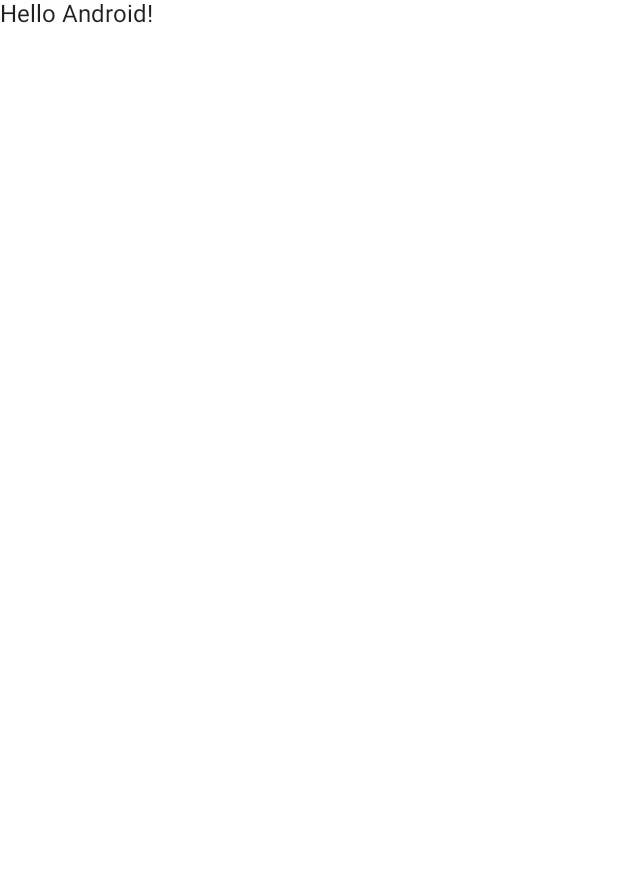
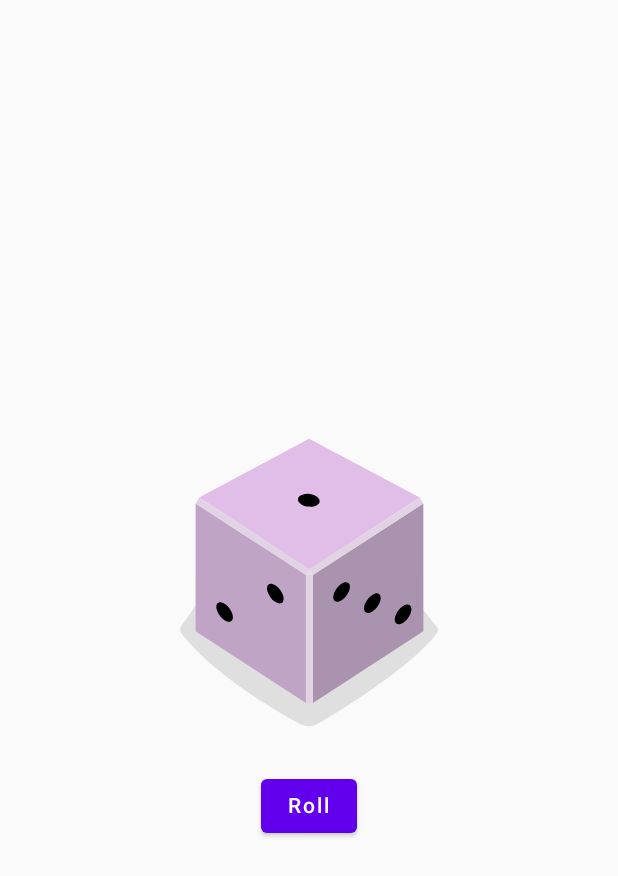
Before and after one commit to YuichiYH/Android_exercises, an Android app built with Jetpack Compose: the screen it shows after launch (MainActivity), on a phone screen of 412 x 824 dp. Before the commit the part shown is almost empty. Shown: the top 876 px of the screen. Run offline under Robolectric (Android 15) with nearby library versions, the light colour scheme and no system bars.

Commit message:
App Made

```diff
--- a/app/src/main/java/com/example/android_exercises/MainActivity.kt
+++ b/app/src/main/java/com/example/android_exercises/MainActivity.kt
@@ -3,12 +3,20 @@
 import android.os.Bundle
 import androidx.activity.ComponentActivity
 import androidx.activity.compose.setContent
+import androidx.compose.foundation.Image
+import androidx.compose.foundation.layout.Column
 import androidx.compose.foundation.layout.fillMaxSize
+import androidx.compose.foundation.layout.wrapContentSize
+import androidx.compose.foundation.layout.wrapContentWidth
+import androidx.compose.material.Button
 import androidx.compose.material.MaterialTheme
 import androidx.compose.material.Surface
 import androidx.compose.material.Text
-import androidx.compose.runtime.Composable
+import androidx.compose.runtime.*
+import androidx.compose.ui.Alignment
 import androidx.compose.ui.Modifier
+import androidx.compose.ui.res.painterResource
+import androidx.compose.ui.res.stringResource
 import androidx.compose.ui.tooling.preview.Preview
 import com.example.android_exercises.ui.theme.Android_exercisesTheme
 
@@ -17,27 +25,45 @@
         super.onCreate(savedInstanceState)
         setContent {
             Android_exercisesTheme {
-                // A surface container using the 'background' color from the theme
-                Surface(
-                    modifier = Modifier.fillMaxSize(),
-                    color = MaterialTheme.colors.background
-                ) {
-                    Greeting("Android")
-                }
+                DiceRollerApp()
             }
         }
     }
 }
 
+@Preview
 @Composable
-fun Greeting(name: String) {
-    Text(text = "Hello $name!")
+fun DiceRollerApp() {
+    DiceWithButtonAndImage(modifier = Modifier
+        .fillMaxSize()
+        .wrapContentSize(Alignment.Center)
+    )
+
 }
 
-@Preview(showBackground = true)
 @Composable
-fun DefaultPreview() {
-    Android_exercisesTheme {
-        Greeting("Android")
+fun DiceWithButtonAndImage(modifier: Modifier = Modifier){
+    var result: Int by remember {
+        mutableStateOf(1)
+    }
+    var dice = when(result){
+        1 -> R.drawable.dice_1
+        2 -> R.drawable.dice_2
+        3 -> R.drawable.dice_3
+        4 -> R.drawable.dice_4
+        5 -> R.drawable.dice_5
+        else -> R.drawable.dice_6
+    }
+    Column(
+        modifier = modifier,
+        horizontalAlignment = Alignment.CenterHorizontally
+    ) {
+        Image(painter = painterResource(id = dice),
+            contentDescription = result.toString())
+        Button(onClick = {
+            result = (1..6).random()
+        }) {
+            Text(text = stringResource(id = R.string.roll))
+        }
     }
 }
--- /dev/null
+++ b/app/src/main/res/drawable/dice_1.xml
@@ -0,0 +1,66 @@
+<!--
+  ~ Copyright 2022, The Android Open Source Project
+  ~
+  ~ Licensed under the Apache License, Version 2.0 (the "License");
+  ~ you may not use this file except in compliance with the License.
+  ~ You may obtain a copy of the License at
+  ~
+  ~     http://www.apache.org/licenses/LICENSE-2.0
+  ~
+  ~ Unless required by applicable law or agreed to in writing, software
+  ~ distributed under the License is distributed on an "AS IS" BASIS,
+  ~ WITHOUT WARRANTIES OR CONDITIONS OF ANY KIND, either express or implied.
+  ~ See the License for the specific language governing permissions and
+  ~ limitations under the License.
+  -->
+
+<vector xmlns:android="http://schemas.android.com/apk/res/android"
+    android:width="200dp"
+    android:height="250dp"
+    android:viewportWidth="800"
+    android:viewportHeight="1000">
+    <path
+        android:fillAlpha="0.5"
+        android:fillColor="#C5C4C4"
+        android:pathData="M740.8,635.42c-68.27,90.47 -249.77,201.76 -316,240.63a50.7,50.7 0,0 1,-49.93 0.81c-64.19,-35 -234.09,-133.88 -315.65,-242a14.69,14.69 0,0 1,-0.12 -17.49c77.58,-106.29 159.67,-258.89 341.06,-258.89 182,0 242.19,139.08 340.27,258.88A14.62,14.62 0,0 1,740.8 635.42Z"
+        android:strokeAlpha="0.5" />
+    <path
+        android:fillColor="#AA93AE"
+        android:pathData="M704.9,630l-294.29,191.06l0,-340.85l294.29,-191.06l0,340.85z" />
+    <path
+        android:fillColor="#C0A4C5"
+        android:pathData="M97.59,630l294.29,191.06l0,-340.85l-294.29,-191.06l0,340.85z" />
+    <path
+        android:fillColor="#E1BEE7"
+        android:pathData="M400.14,464.73l-293.19,-191.45l293.19,-156.31l295.39,156.31l-295.39,191.45z" />
+    <path
+        android:fillColor="#E2D3E4"
+        android:pathData="M106.95,273.28l-9.36,15.87l294.29,191.06l8.26,-15.48l-293.19,-191.45z" />
+    <path
+        android:fillColor="#E2D3E4"
+        android:pathData="M695.53,273.28l9.37,15.87l-294.29,191.06l-10.47,-15.48l295.39,-191.45z" />
+    <path
+        android:fillColor="#E2D3E4"
+        android:pathData="M391.88,480.21h18.73v340.85h-18.73z" />
+    <path
+        android:fillColor="#E7DCE8"
+        android:pathData="M400.14,464.73l-8.26,15.48l18.73,0l-10.47,-15.48z" />
+    <path
+        android:fillColor="#000000"
+        android:pathData="M397.45,297.62a16.9,28.71 97.07,1 0,4.16 -33.54a16.9,28.71 97.07,1 0,-4.16 33.54z" />
+    <path
+        android:fillColor="#000000"
+        android:pathData="M297.17,539.02a30.12,16.11 53.82,1 0,26.01 -19.02a30.12,16.11 53.82,1 0,-26.01 19.02z" />
+    <path
+        android:fillColor="#000000"
+        android:pathData="M161.96,588.24a30.12,16.11 53.82,1 0,26.01 -19.02a30.12,16.11 53.82,1 0,-26.01 19.02z" />
+    <path
+        android:fillColor="#000000"
+        android:pathData="M551.15,579.45a30.12,16.11 126.18,1 0,35.56 -48.62a30.12,16.11 126.18,1 0,-35.56 48.62z" />
+    <path
+        android:fillColor="#000000"
+        android:pathData="M469.12,549.58a30.12,16.11 126.18,1 0,35.56 -48.62a30.12,16.11 126.18,1 0,-35.56 48.62z" />
+    <path
+        android:fillColor="#000000"
+        android:pathData="M633.17,609.29a30.12,16.11 126.18,1 0,35.56 -48.62a30.12,16.11 126.18,1 0,-35.56 48.62z" />
+</vector>
--- /dev/null
+++ b/app/src/main/res/drawable/dice_2.xml
@@ -0,0 +1,66 @@
+<!--
+  ~ Copyright 2022, The Android Open Source Project
+  ~
+  ~ Licensed under the Apache License, Version 2.0 (the "License");
+  ~ you may not use this file except in compliance with the License.
+  ~ You may obtain a copy of the License at
+  ~
+  ~     http://www.apache.org/licenses/LICENSE-2.0
+  ~
+  ~ Unless required by applicable law or agreed to in writing, software
+  ~ distributed under the License is distributed on an "AS IS" BASIS,
+  ~ WITHOUT WARRANTIES OR CONDITIONS OF ANY KIND, either express or implied.
+  ~ See the License for the specific language governing permissions and
+  ~ limitations under the License.
+  -->
+
+<vector xmlns:android="http://schemas.android.com/apk/res/android"
+    android:width="200dp"
+    android:height="250dp"
+    android:viewportWidth="800"
+    android:viewportHeight="1000">
+    <path
+        android:fillAlpha="0.5"
+        android:fillColor="#C5C4C4"
+        android:pathData="M740.8,635.42c-68.27,90.47 -249.77,201.76 -316,240.63a50.7,50.7 0,0 1,-49.93 0.81c-64.19,-35 -234.09,-133.88 -315.65,-242a14.69,14.69 0,0 1,-0.12 -17.49c77.58,-106.29 159.67,-258.89 341.06,-258.89 182,0 242.19,139.08 340.27,258.88A14.62,14.62 0,0 1,740.8 635.42Z"
+        android:strokeAlpha="0.5" />
+    <path
+        android:fillColor="#AA93AE"
+        android:pathData="M704.9,630l-294.29,191.06l0,-340.85l294.29,-191.06l0,340.85z" />
+    <path
+        android:fillColor="#C0A4C5"
+        android:pathData="M97.59,630l294.29,191.06l0,-340.85l-294.29,-191.06l0,340.85z" />
+    <path
+        android:fillColor="#E1BEE7"
+        android:pathData="M400.14,464.73l-293.19,-191.45l293.19,-156.31l295.39,156.31l-295.39,191.45z" />
+    <path
+        android:fillColor="#E2D3E4"
+        android:pathData="M106.95,273.28l-9.36,15.87l294.29,191.06l8.26,-15.48l-293.19,-191.45z" />
+    <path
+        android:fillColor="#E2D3E4"
+        android:pathData="M695.53,273.28l9.37,15.87l-294.29,191.06l-10.47,-15.48l295.39,-191.45z" />
+    <path
+        android:fillColor="#E2D3E4"
+        android:pathData="M391.88,480.21h18.73v340.85h-18.73z" />
+    <path
+        android:fillColor="#E7DCE8"
+        android:pathData="M400.14,464.73l-8.26,15.48l18.73,0l-10.47,-15.48z" />
+    <path
+        android:fillColor="#000000"
+        android:pathData="M520.85,303.25a16.9,28.71 97.07,1 0,4.16 -33.54a16.9,28.71 97.07,1 0,-4.16 33.54z" />
+    <path
+        android:fillColor="#000000"
+        android:pathData="M273.33,291.99a16.9,28.71 97.07,1 0,4.16 -33.54a16.9,28.71 97.07,1 0,-4.16 33.54z" />
+    <path
+        android:fillColor="#000000"
+        android:pathData="M229.56,563.64a30.12,16.11 53.82,1 0,26.01 -19.02a30.12,16.11 53.82,1 0,-26.01 19.02z" />
+    <path
+        android:fillColor="#000000"
+        android:pathData="M311.58,533.77a30.12,16.11 53.82,1 0,26.01 -19.02a30.12,16.11 53.82,1 0,-26.01 19.02z" />
+    <path
+        android:fillColor="#000000"
+        android:pathData="M147.54,593.49a30.12,16.11 53.82,1 0,26.01 -19.02a30.12,16.11 53.82,1 0,-26.01 19.02z" />
+    <path
+        android:fillColor="#000000"
+        android:pathData="M551.15,579.45a30.12,16.11 126.18,1 0,35.56 -48.62a30.12,16.11 126.18,1 0,-35.56 48.62z" />
+</vector>
--- /dev/null
+++ b/app/src/main/res/drawable/dice_3.xml
@@ -0,0 +1,66 @@
+<!--
+  ~ Copyright 2022, The Android Open Source Project
+  ~
+  ~ Licensed under the Apache License, Version 2.0 (the "License");
+  ~ you may not use this file except in compliance with the License.
+  ~ You may obtain a copy of the License at
+  ~
+  ~     http://www.apache.org/licenses/LICENSE-2.0
+  ~
+  ~ Unless required by applicable law or agreed to in writing, software
+  ~ distributed under the License is distributed on an "AS IS" BASIS,
+  ~ WITHOUT WARRANTIES OR CONDITIONS OF ANY KIND, either express or implied.
+  ~ See the License for the specific language governing permissions and
+  ~ limitations under the License.
+  -->
+
+<vector xmlns:android="http://schemas.android.com/apk/res/android"
+    android:width="200dp"
+    android:height="250dp"
+    android:viewportWidth="800"
+    android:viewportHeight="1000">
+    <path
+        android:fillAlpha="0.5"
+        android:fillColor="#C5C4C4"
+        android:pathData="M740.8,635.42c-68.27,90.47 -249.77,201.76 -316,240.63a50.7,50.7 0,0 1,-49.93 0.81c-64.19,-35 -234.09,-133.88 -315.65,-242a14.69,14.69 0,0 1,-0.12 -17.49c77.58,-106.29 159.67,-258.89 341.06,-258.89 182,0 242.19,139.08 340.27,258.88A14.62,14.62 0,0 1,740.8 635.42Z"
+        android:strokeAlpha="0.5" />
+    <path
+        android:fillColor="#AA93AE"
+        android:pathData="M704.9,630l-294.29,191.06l0,-340.85l294.29,-191.06l0,340.85z" />
+    <path
+        android:fillColor="#C0A4C5"
+        android:pathData="M97.59,630l294.29,191.06l0,-340.85l-294.29,-191.06l0,340.85z" />
+    <path
+        android:fillColor="#E1BEE7"
+        android:pathData="M400.14,464.73l-293.19,-191.45l293.19,-156.31l295.39,156.31l-295.39,191.45z" />
+    <path
+        android:fillColor="#E2D3E4"
+        android:pathData="M106.95,273.28l-9.36,15.87l294.29,191.06l8.26,-15.48l-293.19,-191.45z" />
+    <path
+        android:fillColor="#E2D3E4"
+        android:pathData="M695.53,273.28l9.37,15.87l-294.29,191.06l-10.47,-15.48l295.39,-191.45z" />
+    <path
+        android:fillColor="#E2D3E4"
+        android:pathData="M391.88,480.21h18.73v340.85h-18.73z" />
+    <path
+        android:fillColor="#E7DCE8"
+        android:pathData="M400.14,464.73l-8.26,15.48l18.73,0l-10.47,-15.48z" />
+    <path
+        android:fillColor="#000000"
+        android:pathData="M398.11,297.62a16.9,28.71 97.07,1 0,4.16 -33.54a16.9,28.71 97.07,1 0,-4.16 33.54z" />
+    <path
+        android:fillColor="#000000"
+        android:pathData="M548.27,304.46a16.9,28.71 97.07,1 0,4.16 -33.54a16.9,28.71 97.07,1 0,-4.16 33.54z" />
+    <path
+        android:fillColor="#000000"
+        android:pathData="M247.95,290.79a16.9,28.71 97.07,1 0,4.16 -33.54a16.9,28.71 97.07,1 0,-4.16 33.54z" />
+    <path
+        android:fillColor="#000000"
+        android:pathData="M229.56,563.64a30.12,16.11 53.82,1 0,26.01 -19.02a30.12,16.11 53.82,1 0,-26.01 19.02z" />
+    <path
+        android:fillColor="#000000"
+        android:pathData="M483.54,554.83a30.12,16.11 126.18,1 0,35.56 -48.62a30.12,16.11 126.18,1 0,-35.56 48.62z" />
+    <path
+        android:fillColor="#000000"
+        android:pathData="M618.75,604.04a30.12,16.11 126.18,1 0,35.56 -48.62a30.12,16.11 126.18,1 0,-35.56 48.62z" />
+</vector>
--- /dev/null
+++ b/app/src/main/res/drawable/dice_4.xml
@@ -0,0 +1,69 @@
+<!--
+  ~ Copyright 2022, The Android Open Source Project
+  ~
+  ~ Licensed under the Apache License, Version 2.0 (the "License");
+  ~ you may not use this file except in compliance with the License.
+  ~ You may obtain a copy of the License at
+  ~
+  ~     http://www.apache.org/licenses/LICENSE-2.0
+  ~
+  ~ Unless required by applicable law or agreed to in writing, software
+  ~ distributed under the License is distributed on an "AS IS" BASIS,
+  ~ WITHOUT WARRANTIES OR CONDITIONS OF ANY KIND, either express or implied.
+  ~ See the License for the specific language governing permissions and
+  ~ limitations under the License.
+  -->
+
+<vector xmlns:android="http://schemas.android.com/apk/res/android"
+    android:width="200dp"
+    android:height="250dp"
+    android:viewportWidth="800"
+    android:viewportHeight="1000">
+    <path
+        android:fillAlpha="0.5"
+        android:fillColor="#C5C4C4"
+        android:pathData="M740.8,635.42c-68.27,90.47 -249.77,201.76 -316,240.63a50.7,50.7 0,0 1,-49.93 0.81c-64.19,-35 -234.09,-133.88 -315.65,-242a14.69,14.69 0,0 1,-0.12 -17.49c77.58,-106.29 159.67,-258.89 341.06,-258.89 182,0 242.19,139.08 340.27,258.88A14.62,14.62 0,0 1,740.8 635.42Z"
+        android:strokeAlpha="0.5" />
+    <path
+        android:fillColor="#AA93AE"
+        android:pathData="M704.9,630l-294.29,191.06l0,-340.85l294.29,-191.06l0,340.85z" />
+    <path
+        android:fillColor="#C0A4C5"
+        android:pathData="M97.59,630l294.29,191.06l0,-340.85l-294.29,-191.06l0,340.85z" />
+    <path
+        android:fillColor="#E1BEE7"
+        android:pathData="M400.14,464.73l-293.19,-191.45l293.19,-156.31l295.39,156.31l-295.39,191.45z" />
+    <path
+        android:fillColor="#E2D3E4"
+        android:pathData="M106.95,273.28l-9.36,15.87l294.29,191.06l8.26,-15.48l-293.19,-191.45z" />
+    <path
+        android:fillColor="#E2D3E4"
+        android:pathData="M695.53,273.28l9.37,15.87l-294.29,191.06l-10.47,-15.48l295.39,-191.45z" />
+    <path
+        android:fillColor="#E2D3E4"
+        android:pathData="M391.88,480.21h18.73v340.85h-18.73z" />
+    <path
+        android:fillColor="#E7DCE8"
+        android:pathData="M400.14,464.73l-8.26,15.48l18.73,0l-10.47,-15.48z" />
+    <path
+        android:fillColor="#000000"
+        android:pathData="M530.08,303.65a16.9,28.71 97.07,1 0,4.16 -33.54a16.9,28.71 97.07,1 0,-4.16 33.54z" />
+    <path
+        android:fillColor="#000000"
+        android:pathData="M389.68,218.17a16.9,28.71 97.07,1 0,4.16 -33.54a16.9,28.71 97.07,1 0,-4.16 33.54z" />
+    <path
+        android:fillColor="#000000"
+        android:pathData="M405.35,377.09a16.9,28.71 97.07,1 0,4.16 -33.54a16.9,28.71 97.07,1 0,-4.16 33.54z" />
+    <path
+        android:fillColor="#000000"
+        android:pathData="M264.95,291.6a16.9,28.71 97.07,1 0,4.16 -33.54a16.9,28.71 97.07,1 0,-4.16 33.54z" />
+    <path
+        android:fillColor="#000000"
+        android:pathData="M297.17,541.59a30.12,16.11 53.82,1 0,26.01 -19.02a30.12,16.11 53.82,1 0,-26.01 19.02z" />
+    <path
+        android:fillColor="#000000"
+        android:pathData="M161.96,590.81a30.12,16.11 53.82,1 0,26.01 -19.02a30.12,16.11 53.82,1 0,-26.01 19.02z" />
+    <path
+        android:fillColor="#000000"
+        android:pathData="M551.15,579.45a30.12,16.11 126.18,1 0,35.56 -48.62a30.12,16.11 126.18,1 0,-35.56 48.62z" />
+</vector>
--- /dev/null
+++ b/app/src/main/res/drawable/dice_5.xml
@@ -0,0 +1,75 @@
+<!--
+  ~ Copyright 2022, The Android Open Source Project
+  ~
+  ~ Licensed under the Apache License, Version 2.0 (the "License");
+  ~ you may not use this file except in compliance with the License.
+  ~ You may obtain a copy of the License at
+  ~
+  ~     http://www.apache.org/licenses/LICENSE-2.0
+  ~
+  ~ Unless required by applicable law or agreed to in writing, software
+  ~ distributed under the License is distributed on an "AS IS" BASIS,
+  ~ WITHOUT WARRANTIES OR CONDITIONS OF ANY KIND, either express or implied.
+  ~ See the License for the specific language governing permissions and
+  ~ limitations under the License.
+  -->
+
+<vector xmlns:android="http://schemas.android.com/apk/res/android"
+    android:width="200dp"
+    android:height="250dp"
+    android:viewportWidth="800"
+    android:viewportHeight="1000">
+    <path
+        android:fillAlpha="0.5"
+        android:fillColor="#C5C4C4"
+        android:pathData="M740.8,635.42c-68.27,90.47 -249.77,201.76 -316,240.63a50.7,50.7 0,0 1,-49.93 0.81c-64.19,-35 -234.09,-133.88 -315.65,-242a14.69,14.69 0,0 1,-0.12 -17.49c77.58,-106.29 159.67,-258.89 341.06,-258.89 182,0 242.19,139.08 340.27,258.88A14.62,14.62 0,0 1,740.8 635.42Z"
+        android:strokeAlpha="0.5" />
+    <path
+        android:fillColor="#AA93AE"
+        android:pathData="M704.9,630l-294.29,191.06l0,-340.85l294.29,-191.06l0,340.85z" />
+    <path
+        android:fillColor="#C0A4C5"
+        android:pathData="M97.59,630l294.29,191.06l0,-340.85l-294.29,-191.06l0,340.85z" />
+    <path
+        android:fillColor="#E1BEE7"
+        android:pathData="M400.14,464.73l-293.19,-191.45l293.19,-156.31l295.39,156.31l-295.39,191.45z" />
+    <path
+        android:fillColor="#E2D3E4"
+        android:pathData="M106.95,273.28l-9.36,15.87l294.29,191.06l8.26,-15.48l-293.19,-191.45z" />
+    <path
+        android:fillColor="#E2D3E4"
+        android:pathData="M695.53,273.28l9.37,15.87l-294.29,191.06l-10.47,-15.48l295.39,-191.45z" />
+    <path
+        android:fillColor="#E2D3E4"
+        android:pathData="M391.88,480.21h18.73v340.85h-18.73z" />
+    <path
+        android:fillColor="#E7DCE8"
+        android:pathData="M400.14,464.73l-8.26,15.48l18.73,0l-10.47,-15.48z" />
+    <path
+        android:fillColor="#000000"
+        android:pathData="M397.05,297.63a16.9,28.71 97.07,1 0,4.16 -33.54a16.9,28.71 97.07,1 0,-4.16 33.54z" />
+    <path
+        android:fillColor="#000000"
+        android:pathData="M547.21,304.45a16.9,28.71 97.07,1 0,4.16 -33.54a16.9,28.71 97.07,1 0,-4.16 33.54z" />
+    <path
+        android:fillColor="#000000"
+        android:pathData="M388.17,207.62a16.9,28.71 97.07,1 0,4.16 -33.54a16.9,28.71 97.07,1 0,-4.16 33.54z" />
+    <path
+        android:fillColor="#000000"
+        android:pathData="M405.93,387.62a16.9,28.71 97.07,1 0,4.16 -33.54a16.9,28.71 97.07,1 0,-4.16 33.54z" />
+    <path
+        android:fillColor="#000000"
+        android:pathData="M246.89,290.79a16.9,28.71 97.07,1 0,4.16 -33.54a16.9,28.71 97.07,1 0,-4.16 33.54z" />
+    <path
+        android:fillColor="#000000"
+        android:pathData="M229.56,563.64a30.12,16.11 53.82,1 0,26.01 -19.02a30.12,16.11 53.82,1 0,-26.01 19.02z" />
+    <path
+        android:fillColor="#000000"
+        android:pathData="M551.15,579.45a30.12,16.11 126.18,1 0,35.56 -48.62a30.12,16.11 126.18,1 0,-35.56 48.62z" />
+    <path
+        android:fillColor="#000000"
+        android:pathData="M469.12,549.58a30.12,16.11 126.18,1 0,35.56 -48.62a30.12,16.11 126.18,1 0,-35.56 48.62z" />
+    <path
+        android:fillColor="#000000"
+        android:pathData="M633.17,609.29a30.12,16.11 126.18,1 0,35.56 -48.62a30.12,16.11 126.18,1 0,-35.56 48.62z" />
+</vector>
--- /dev/null
+++ b/app/src/main/res/drawable/dice_6.xml
@@ -0,0 +1,81 @@
+<!--
+  ~ Copyright 2022, The Android Open Source Project
+  ~
+  ~ Licensed under the Apache License, Version 2.0 (the "License");
+  ~ you may not use this file except in compliance with the License.
+  ~ You may obtain a copy of the License at
+  ~
+  ~     http://www.apache.org/licenses/LICENSE-2.0
+  ~
+  ~ Unless required by applicable law or agreed to in writing, software
+  ~ distributed under the License is distributed on an "AS IS" BASIS,
+  ~ WITHOUT WARRANTIES OR CONDITIONS OF ANY KIND, either express or implied.
+  ~ See the License for the specific language governing permissions and
+  ~ limitations under the License.
+  -->
+
+<vector xmlns:android="http://schemas.android.com/apk/res/android"
+    android:width="200dp"
+    android:height="250dp"
+    android:viewportWidth="800"
+    android:viewportHeight="1000">
+    <path
+        android:fillAlpha="0.5"
+        android:fillColor="#C5C4C4"
+        android:pathData="M740.8,635.42c-68.27,90.47 -249.77,201.76 -316,240.63a50.7,50.7 0,0 1,-49.93 0.81c-64.19,-35 -234.09,-133.88 -315.65,-242a14.69,14.69 0,0 1,-0.12 -17.49c77.58,-106.29 159.67,-258.89 341.06,-258.89 182,0 242.19,139.08 340.27,258.88A14.62,14.62 0,0 1,740.8 635.42Z"
+        android:strokeAlpha="0.5" />
+    <path
+        android:fillColor="#AA93AE"
+        android:pathData="M704.9,630l-294.29,191.06l0,-340.85l294.29,-191.06l0,340.85z" />
+    <path
+        android:fillColor="#C0A4C5"
+        android:pathData="M97.59,630l294.29,191.06l0,-340.85l-294.29,-191.06l0,340.85z" />
+    <path
+        android:fillColor="#E1BEE7"
+        android:pathData="M400.14,464.73l-293.19,-191.45l293.19,-156.31l295.39,156.31l-295.39,191.45z" />
+    <path
+        android:fillColor="#E2D3E4"
+        android:pathData="M106.95,273.28l-9.36,15.87l294.29,191.06l8.26,-15.48l-293.19,-191.45z" />
+    <path
+        android:fillColor="#E2D3E4"
+        android:pathData="M695.53,273.28l9.37,15.87l-294.29,191.06l-10.47,-15.48l295.39,-191.45z" />
+    <path
+        android:fillColor="#E2D3E4"
+        android:pathData="M391.88,480.21h18.73v340.85h-18.73z" />
+    <path
+        android:fillColor="#E7DCE8"
+        android:pathData="M400.14,464.73l-8.26,15.48l18.73,0l-10.47,-15.48z" />
+    <path
+        android:fillColor="#000000"
+        android:pathData="M326.53,254.89a16.9,28.71 97.07,1 0,4.16 -33.54a16.9,28.71 97.07,1 0,-4.16 33.54z" />
+    <path
+        android:fillColor="#000000"
+        android:pathData="M537.57,298.78a16.9,28.71 97.07,1 0,4.16 -33.54a16.9,28.71 97.07,1 0,-4.16 33.54z" />
+    <path
+        android:fillColor="#000000"
+        android:pathData="M397.17,213.3a16.9,28.71 97.07,1 0,4.16 -33.54a16.9,28.71 97.07,1 0,-4.16 33.54z" />
+    <path
+        android:fillColor="#000000"
+        android:pathData="M396.31,381.95a16.9,28.71 97.07,1 0,4.16 -33.54a16.9,28.71 97.07,1 0,-4.16 33.54z" />
+    <path
+        android:fillColor="#000000"
+        android:pathData="M255.91,296.47a16.9,28.71 97.07,1 0,4.16 -33.54a16.9,28.71 97.07,1 0,-4.16 33.54z" />
+    <path
+        android:fillColor="#000000"
+        android:pathData="M466.93,340.37a16.9,28.71 97.07,1 0,4.16 -33.54a16.9,28.71 97.07,1 0,-4.16 33.54z" />
+    <path
+        android:fillColor="#000000"
+        android:pathData="M230,563.64a30.12,16.11 53.82,1 0,26.01 -19.02a30.12,16.11 53.82,1 0,-26.01 19.02z" />
+    <path
+        android:fillColor="#000000"
+        android:pathData="M312.02,533.78a30.12,16.11 53.82,1 0,26.01 -19.02a30.12,16.11 53.82,1 0,-26.01 19.02z" />
+    <path
+        android:fillColor="#000000"
+        android:pathData="M147.96,593.48a30.12,16.11 53.82,1 0,26.01 -19.02a30.12,16.11 53.82,1 0,-26.01 19.02z" />
+    <path
+        android:fillColor="#000000"
+        android:pathData="M483.54,554.83a30.12,16.11 126.18,1 0,35.56 -48.62a30.12,16.11 126.18,1 0,-35.56 48.62z" />
+    <path
+        android:fillColor="#000000"
+        android:pathData="M618.75,604.04a30.12,16.11 126.18,1 0,35.56 -48.62a30.12,16.11 126.18,1 0,-35.56 48.62z" />
+</vector>
--- a/app/src/main/res/values/strings.xml
+++ b/app/src/main/res/values/strings.xml
@@ -1,3 +1,4 @@
 <resources>
     <string name="app_name">Android_exercises</string>
+    <string name="roll">Roll</string>
 </resources>
```
